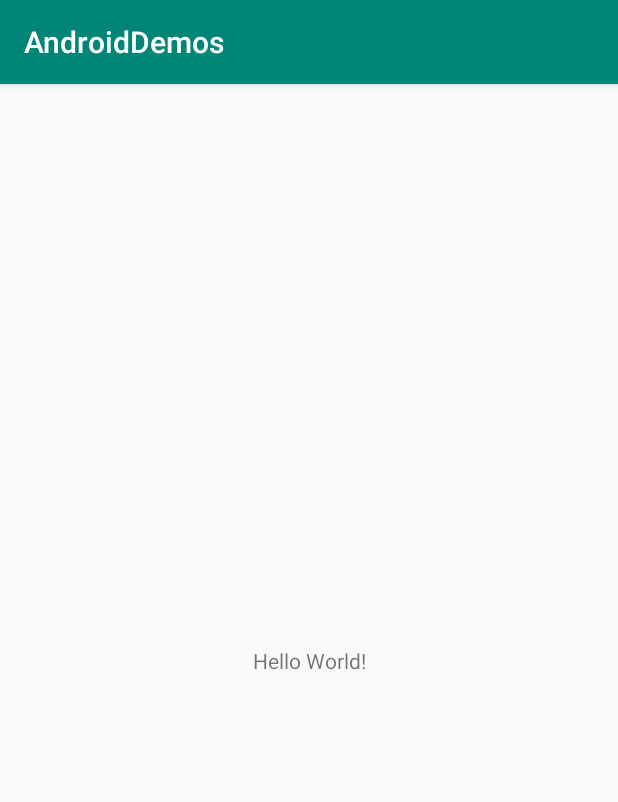
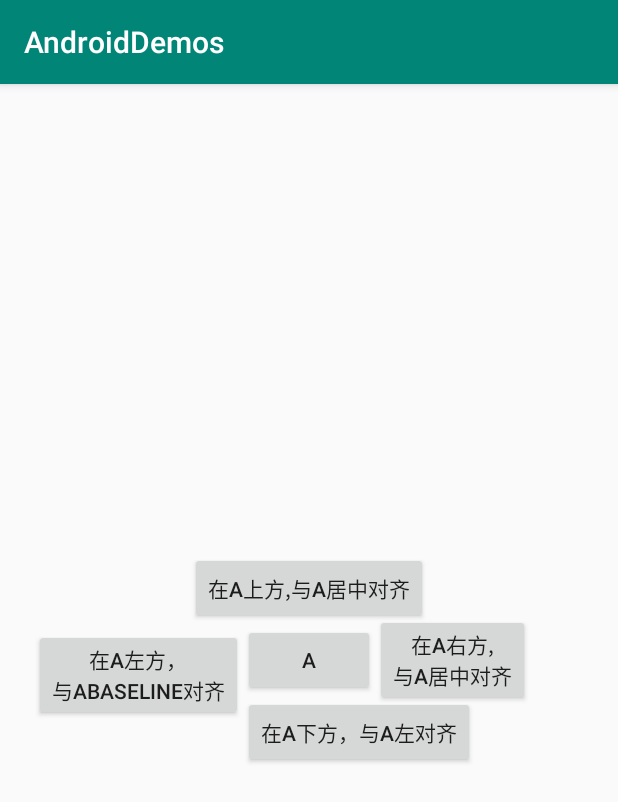
Before and after one commit to tribbianiwang/androidDemos, an Android app: the screen it shows after launch (MainActivity), on a phone screen of 412 x 824 dp. Shown: the top 802 px of the screen. Run offline under Robolectric (Android 15) with nearby library versions, the phone set to English and light mode, and no system bars.

Commit message:
ConstraintLayout相对位置学习

```diff
--- a/app/src/main/res/layout/activity_main.xml
+++ b/app/src/main/res/layout/activity_main.xml
@@ -7,13 +7,50 @@
         android:layout_height="match_parent"
         tools:context=".MainActivity">
 
-    <TextView
+    <Button
+            android:id="@+id/tv_a"
             android:layout_width="wrap_content"
             android:layout_height="wrap_content"
-            android:text="Hello World!"
+            android:text="A"
             app:layout_constraintBottom_toBottomOf="parent"
             app:layout_constraintLeft_toLeftOf="parent"
             app:layout_constraintRight_toRightOf="parent"
             app:layout_constraintTop_toTopOf="parent"/>
 
+    <Button
+            android:layout_width="wrap_content"
+            android:layout_height="wrap_content"
+            android:text="在A下方，与A左对齐"
+            app:layout_constraintTop_toBottomOf="@id/tv_a"
+            app:layout_constraintLeft_toLeftOf="@id/tv_a"
+            />
+
+    <Button
+            android:layout_width="wrap_content"
+            android:layout_height="wrap_content"
+            android:text="在A上方,与A居中对齐"
+            app:layout_constraintBottom_toTopOf="@id/tv_a"
+            app:layout_constraintLeft_toLeftOf="@id/tv_a"
+            app:layout_constraintRight_toRightOf="@id/tv_a"
+        />
+
+    <Button
+            android:layout_width="wrap_content"
+            android:layout_height="wrap_content"
+            android:text="在A右方,\n与A居中对齐"
+            app:layout_constraintLeft_toRightOf="@id/tv_a"
+            app:layout_constraintTop_toTopOf="@id/tv_a"
+            app:layout_constraintBottom_toBottomOf="@+id/tv_a"
+        />
+
+    <Button
+            android:layout_width="wrap_content"
+            android:layout_height="wrap_content"
+            android:text="在A左方，\n与ABaseline对齐"
+            app:layout_constraintRight_toLeftOf="@id/tv_a"
+            app:layout_constraintBaseline_toBaselineOf="@id/tv_a"
+            />
+
+
+
 </androidx.constraintlayout.widget.ConstraintLayout>
```
